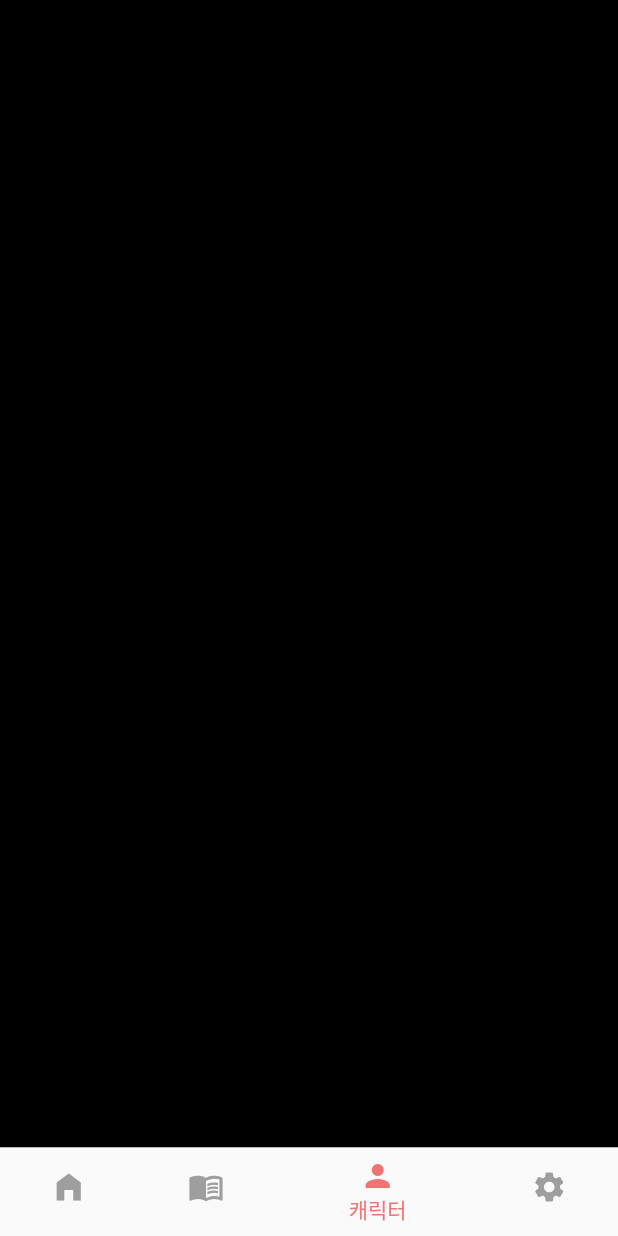
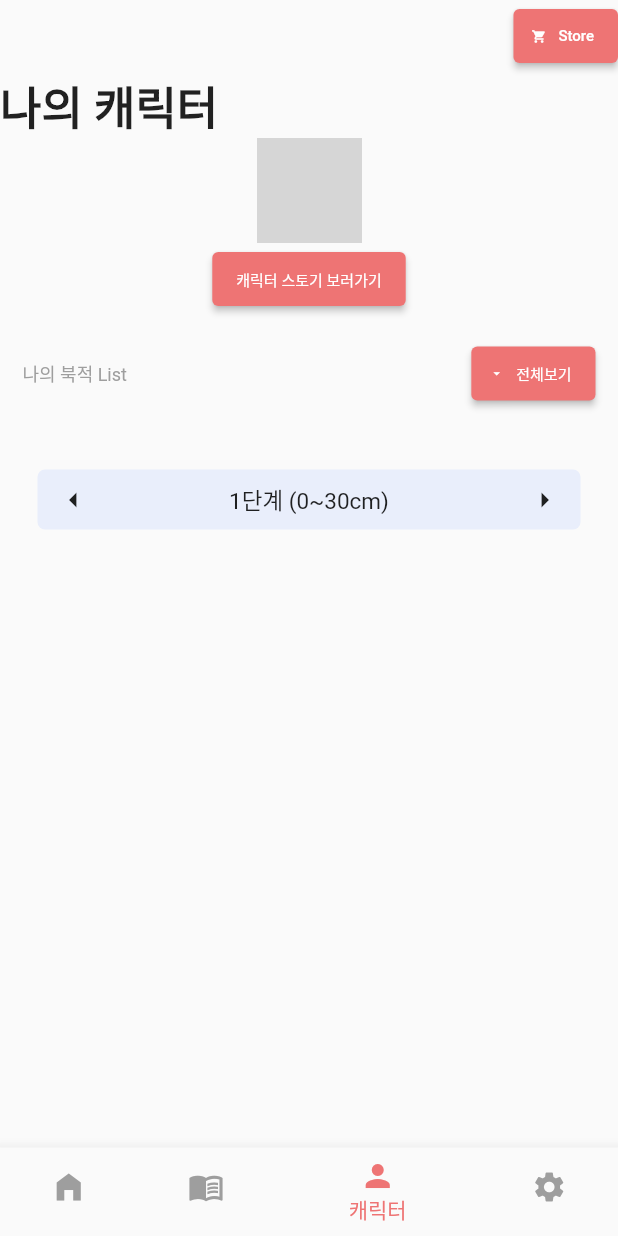
Before and after one commit to Ontheway-01/bookjeok_android, a Flutter app: the screen it shows after launch, item 3 of the bottom bar chosen, on a phone screen of 412 x 824 dp. Run offline on Flutter 3.47's test engine with Material 2 defaults, Android fonts, the phone set to English and light mode, and no system bars; grey boxes are pictures that could not be loaded.

Commit message:
-캐릭터 화면 절반 구현 완료
Todo
-캐릭터 화면 아래 캐릭터 grid view 만들기

```diff
--- a/lib/Views/setting_list_view.dart
+++ b/lib/Views/setting_list_view.dart
@@ -54,7 +54,7 @@ class _SettingListState extends State<SettingListView> {
                     settingHeaderLblList[headerNum],
                     style: TextStyle(
                       fontWeight: FontWeight.bold,
-                      fontSize: 10,
+                      fontSize: 15,
                     ),
                   ),
                   ListView.builder(
--- a/lib/models/setting_data.dart
+++ /dev/null
@@ -1,5 +0,0 @@
-import 'package:flutter/material.dart';
-
-class Setting{
-
-}
--- a/lib/pages/character_page.dart
+++ b/lib/pages/character_page.dart
@@ -1,11 +1,125 @@
+import 'package:bookjeok_android/colors/colors.dart';
 import 'package:flutter/material.dart';
 class CharacterPage extends StatelessWidget {
   const CharacterPage({super.key});
 
   @override
   Widget build(BuildContext context) {
-    return Container(
-      color: Colors.black,
+    return Scaffold(
+      body: Column(
+        children: [
+          Row(
+            mainAxisAlignment: MainAxisAlignment.end,
+            children: [
+              //버튼 모서리 둥글게 적용 암된
+               ButtonTheme(
+                  height: 15,
+                  minWidth: 25,
+                  shape: RoundedRectangleBorder(
+                    borderRadius: BorderRadius.circular(30)
+                  ),
+                  child: ElevatedButton.icon(
+                    onPressed: () {},
+                    icon: Icon(Icons.shopping_cart,size: 10,),
+                    label: Text(
+                      'Store',
+                      style: TextStyle(
+                          fontSize: 10,
+                      ),
+                    ),
+                  ),
+                )
+            ],
+          ),
+
+          Row(
+            mainAxisAlignment: MainAxisAlignment.start,
+            children: [
+              Text(
+                '나의 캐릭터',
+                style: TextStyle(
+                  fontWeight: FontWeight.bold,
+                  fontSize: 30,
+
+                ),
+              ),
+            ],
+          ),
+          Column(
+              crossAxisAlignment: CrossAxisAlignment.center,
+              children: <Widget>[
+                Image(
+                image: AssetImage('cat.png'),
+                height: 70,
+                width: 70,
+                ),
+                ElevatedButton(
+                  onPressed: () {},
+                  child: Text(
+                    '캐릭터 스토기 보러가기',
+                    style: TextStyle(
+                      fontSize: 10,
+                    ),
+                  ),
+                ),
+              ],
+            ),
+          Padding(
+            padding: EdgeInsets.all(15),
+            child: Row(
+              mainAxisAlignment: MainAxisAlignment.spaceBetween,
+              children: [
+                Text(
+                  '나의 북적 List',
+                  style: TextStyle(
+                    fontSize: 12,
+                    color: Colors.grey,
+                  ),
+                ),
+                ElevatedButton.icon(
+                  style: ButtonStyle(
+
+                  ),
+                  onPressed: () {},
+                  label: Text(
+                    '전체보기',
+                    style: TextStyle(
+                      fontSize: 10,
+                    ),
+                  ),
+                  icon: Icon(Icons.arrow_drop_down,size: 10,),
+                ),
+              ],
+            ),
+          ),
+
+          Padding(
+              padding: EdgeInsets.all(25),
+              child: Container(
+                height: 40,
+                decoration: BoxDecoration(borderRadius: BorderRadius.circular(5),color: Color(
+                    0x59A3BEFF).withOpacity(0.2)),
+
+                child: Row(
+                  mainAxisAlignment: MainAxisAlignment.spaceBetween,
+                  children: [
+                    IconButton(onPressed: () {}, icon: Icon(Icons.arrow_left)),
+                    Text(
+                        '1단계 (0~30cm)',
+                      style: TextStyle(
+                        fontSize: 15,
+                        fontWeight: FontWeight.normal
+                      ),
+                    ),
+                    IconButton(onPressed: () {}, icon: Icon(Icons.arrow_right)),
+                  ],
+                ),
+              ),
+          ),
+
+
+        ],
+      )
     );
   }
 }
```
